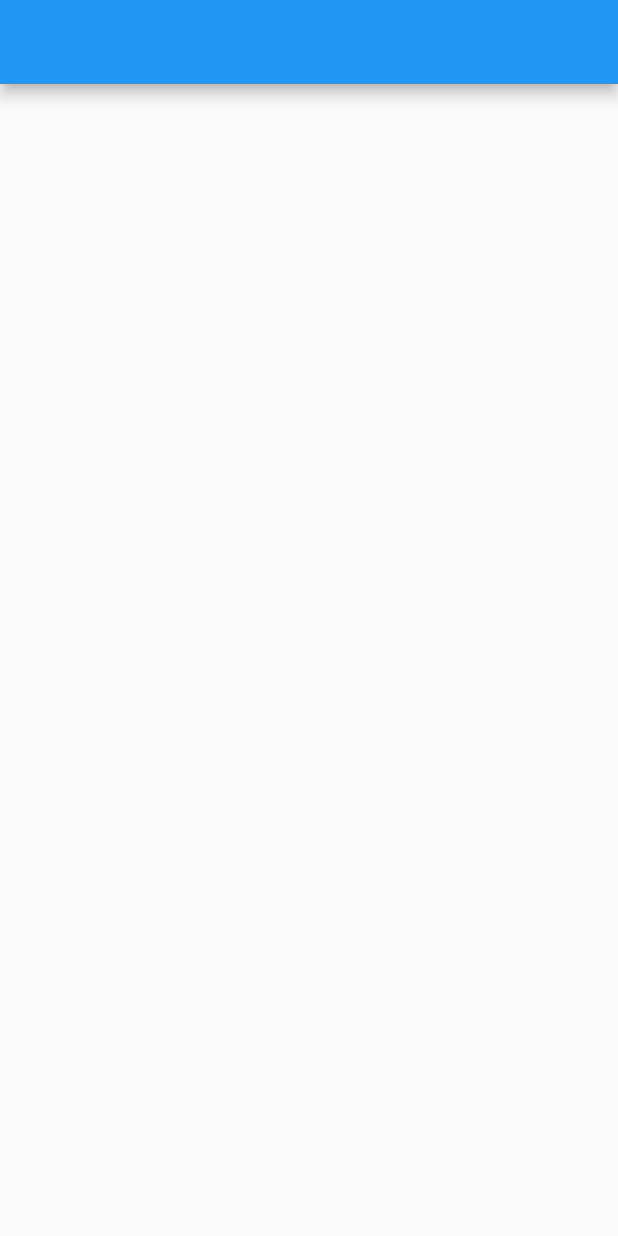
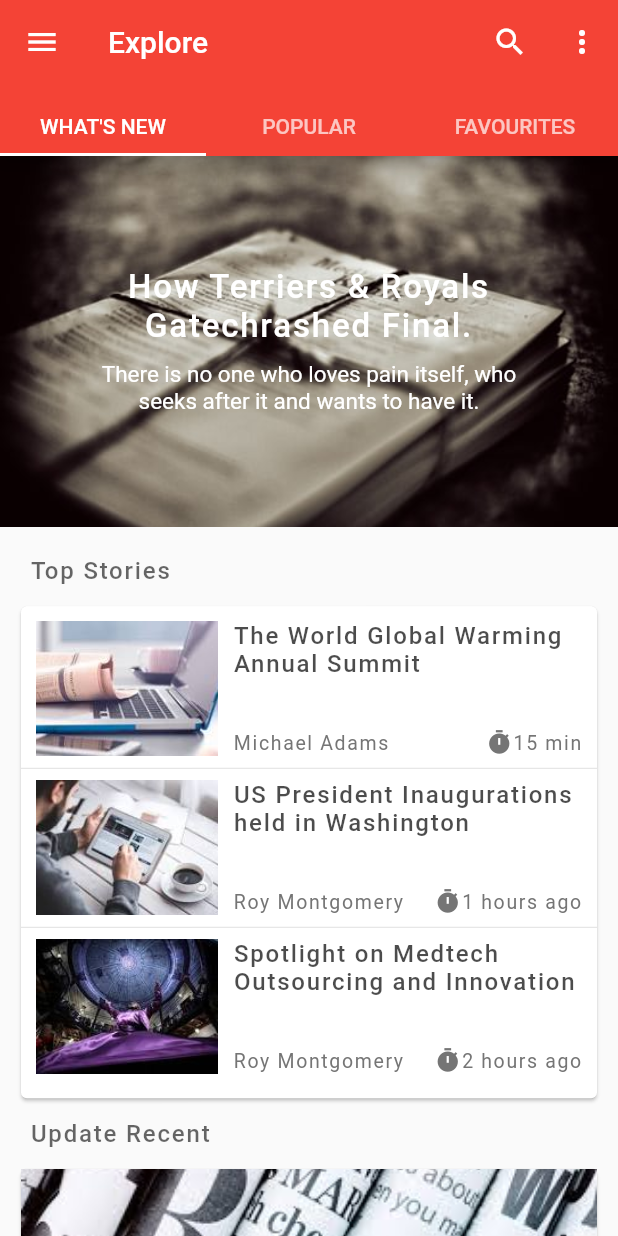
Before and after one commit to Abdelrahman-Elshimy/news-app, a Flutter app: the screen it shows after launch, after a tap on "Get Started", on a phone screen of 412 x 824 dp. Run offline on Flutter 3.47's test engine with Material 2 defaults, Android fonts, the phone set to English and light mode, and no system bars; our stand-ins replace shared_preferences, splashscreen.

Commit message:
make popular and whats news

```diff
--- /dev/null
+++ b/news_app/lib/api/stories.dart
@@ -0,0 +1,21 @@
+import '../models/stories.dart';
+class StoriesApi {
+
+    List<Stories> _stories = [
+    Stories('The World Global Warming Annual Summit', 'Michael Adams', '15 min',
+        'assets/images/1.jpg', 'sports'),
+    Stories('US President Inaugurations held in Washington', 'Roy Montgomery',
+        '1 hours ago', 'assets/images/2.jpg', 'sports'),
+    Stories('Spotlight on Medtech Outsourcing and Innovation', 'Roy Montgomery',
+        '2 hours ago', 'assets/images/3.jpg', 'sports'),
+    Stories('The City in Pakistan that Loves a British Hairstyles',
+        'Michael Adams', '15 min', 'assets/images/4.jpg', 'sports'),
+    Stories('Vettel is Ferrari Number One - Hamilton', 'Michael Adams',
+        '15 min', 'assets/images/5.jpg', 'life'),
+  ];
+
+  List<Stories> listStories (){
+    return _stories;
+  }
+
+}
--- a/news_app/lib/main.dart
+++ b/news_app/lib/main.dart
@@ -2,6 +2,10 @@ import 'package:flutter/material.dart';
 import 'package:news_app/screens/onboarding.dart';
 import 'package:news_app/screens/home.dart';
 import 'package:news_app/util/utilies.dart';
+import 'package:news_app/util/app-theme.dart';
+import 'package:splashscreen/splashscreen.dart';
+
+
 
 
 main() async{
@@ -11,7 +15,29 @@ main() async{
     _home = HomePage();
   }
   updateStatus();
-  runApp(NewsApp(_home));
+  runApp(MyApp(_home));
+}
+
+class MyApp extends StatefulWidget {
+  final Widget _home;
+  MyApp(this._home);
+  @override
+  _MyAppState createState() => new _MyAppState();
+}
+
+class _MyAppState extends State<MyApp> {
+  @override
+  Widget build(BuildContext context) {
+    return MaterialApp(
+      debugShowCheckedModeBanner: false,
+      home: SplashScreen(
+        seconds: 3,
+        navigateAfterSeconds: new NewsApp(widget._home),
+        imageBackground: AssetImage('assets/images/sp.jpg'),
+        loaderColor: Colors.transparent,
+      ),
+    );
+  }
 }
 
 class NewsApp extends StatefulWidget {
@@ -30,6 +56,7 @@ class _NewsAppState extends State<NewsApp> {
     return MaterialApp(
       debugShowCheckedModeBanner: false,
       home: widget._home,
+      theme: AppTheme.themeData,
     );
   }
 
--- /dev/null
+++ b/news_app/lib/models/stories.dart
@@ -0,0 +1,16 @@
+class Stories {
+  String _title;
+  String _author;
+  String _time;
+  String _image;
+  String _kind;
+
+  Stories(this._title, this._author, this._time, this._image, this._kind);
+
+  String get title => _title;
+  String get author => _author;
+  String get time => _time;
+  String get image => _image;
+  String get kind => _kind;
+
+}
--- a/news_app/lib/screens/home.dart
+++ b/news_app/lib/screens/home.dart
@@ -1,15 +1,58 @@
 import 'package:flutter/material.dart';
+import '../shared_ui/shared-drawer.dart';
+import '../screens/home_tabs/whats-new.dart';
+import '../screens/home_tabs/popular.dart';
+import '../screens/home_tabs/favourite.dart';
 
 class HomePage extends StatefulWidget {
   @override
   _HomePageState createState() => _HomePageState();
 }
 
-class _HomePageState extends State<HomePage> {
+class _HomePageState extends State<HomePage> with SingleTickerProviderStateMixin {
+
+  TabController _tabController;
+  @override
+  void initState() {
+    super.initState();
+    _tabController = TabController(length: 3, vsync: this);
+  }
   @override
   Widget build(BuildContext context) {
     return Scaffold(
-      appBar: AppBar(),
+      appBar: AppBar(
+        centerTitle: false,
+        title: Text('Explore'),
+        actions: <Widget>[
+          IconButton(
+            onPressed: (){},
+            icon: Icon(Icons.search),
+          ),
+          IconButton(
+            onPressed: (){},
+            icon: Icon(Icons.more_vert),
+          ),
+        ],
+        bottom: TabBar(
+          indicatorColor: Colors.white,
+          labelPadding: EdgeInsets.only(bottom: 10, top: 10),
+          tabs: <Widget>[
+            Text('WHAT\'S NEW'),
+            Text('POPULAR'),
+            Text('FAVOURITES'),
+          ],
+          controller: _tabController,
+        ),
+      ),
+      drawer: SharedDrawer(),
+      body: TabBarView(
+        children: <Widget>[
+          WhatsNew(),
+          Popular(),
+          Favourite()
+        ],
+        controller: _tabController,
+      ),
     );
   }
 }
--- /dev/null
+++ b/news_app/lib/screens/home_tabs/favourite.dart
@@ -0,0 +1,15 @@
+import 'package:flutter/material.dart';
+
+class Favourite extends StatefulWidget {
+  @override
+  _FavouriteState createState() => _FavouriteState();
+}
+
+class _FavouriteState extends State<Favourite> {
+  @override
+  Widget build(BuildContext context) {
+    return Container(
+      color: Colors.amberAccent,
+    );
+  }
+}
--- /dev/null
+++ b/news_app/lib/screens/home_tabs/popular.dart
@@ -0,0 +1,141 @@
+import 'package:flutter/material.dart';
+import '../../models/stories.dart';
+import '../../api/stories.dart';
+
+class Popular extends StatefulWidget {
+  @override
+  _PopularState createState() => _PopularState();
+}
+
+class _PopularState extends State<Popular> {
+  List<Stories> stories = StoriesApi().listStories();
+
+  TextStyle _mainTitleStyle = TextStyle(
+    color: Colors.black.withOpacity(.6),
+    fontSize: 16,
+    fontWeight: FontWeight.w500,
+    letterSpacing: 1.2,
+  );
+
+  TextStyle _subtitleStoryStyle = TextStyle(
+    color: Color.fromRGBO(117, 117, 117, 1),
+    fontSize: 13,
+    letterSpacing: 1.1,
+  );
+
+  Widget _timeIcon() {
+    return Icon(
+      Icons.timer,
+      size: 18,
+      color: Color.fromRGBO(117, 117, 117, 1),
+    );
+  }
+
+  Widget _mainTitles(String title) {
+    return Align(
+      alignment: Alignment.centerLeft,
+      child: Text(
+        title,
+        style: _mainTitleStyle,
+      ),
+    );
+  }
+
+  TextStyle _titleStoryStyle = TextStyle(
+    color: Colors.black.withOpacity(.7),
+    fontSize: 16,
+    fontWeight: FontWeight.w500,
+    letterSpacing: 1.2,
+  );
+
+  List<Widget> _topStoried(int count) {
+    List<Widget> topStroies = [];
+    for (int i = 0; i < count; i++) {
+      topStroies.add(
+        Container(
+          width: double.infinity,
+          child: Card(
+            child: Column(
+              mainAxisAlignment: MainAxisAlignment.spaceBetween,
+              children: <Widget>[
+                Container(
+                  padding: EdgeInsets.all(10),
+                  child: Column(
+                    children: <Widget>[
+                      Row(
+                        children: <Widget>[
+                          Expanded(
+                            flex: 1,
+                            child: Container(
+                              height: 90,
+                              decoration: BoxDecoration(
+                                image: DecorationImage(
+                                    image: ExactAssetImage(
+                                      stories[i].image,
+                                    ),
+                                    fit: BoxFit.cover),
+                              ),
+                            ),
+                          ),
+                          Expanded(
+                            flex: 2,
+                            child: Container(
+                              height: 90,
+                              padding: EdgeInsets.only(left: 10),
+                              child: Column(
+                                mainAxisAlignment:
+                                    MainAxisAlignment.spaceBetween,
+                                crossAxisAlignment: CrossAxisAlignment.start,
+                                children: <Widget>[
+                                  Container(
+                                    child: Text(
+                                      stories[i].title,
+                                      style: _titleStoryStyle,
+                                      textAlign: TextAlign.left,
+                                    ),
+                                  ),
+                                  Container(
+                                    child: Row(
+                                      children: <Widget>[
+                                        Expanded(
+                                          child: Text(
+                                            stories[i].author,
+                                            style: _subtitleStoryStyle,
+                                          ),
+                                        ),
+                                        _timeIcon(),
+                                        Text(
+                                          stories[i].time,
+                                          style: _subtitleStoryStyle,
+                                        )
+                                      ],
+                                    ),
+                                  ),
+                                ],
+                              ),
+                            ),
+                          ),
+                        ],
+                      ),
+                    ],
+                  ),
+                ),
+              ],
+            ),
+          ),
+        ),
+      );
+    }
+    return topStroies;
+  }
+
+  @override
+  Widget build(BuildContext context) {
+    return Container(
+      margin: EdgeInsets.only(top: 10),
+      child: ListView(
+        children: _topStoried(stories.length),
+      ),
+    );
+  }
+}
--- /dev/null
+++ b/news_app/lib/screens/home_tabs/whats-new.dart
@@ -0,0 +1,281 @@
+import 'package:flutter/material.dart';
+import '../../models/stories.dart';
+import '../../api/stories.dart';
+
+class WhatsNew extends StatefulWidget {
+  @override
+  _WhatsNewState createState() => _WhatsNewState();
+}
+
+class _WhatsNewState extends State<WhatsNew> {
+  List<Stories> stories = StoriesApi().listStories();
+
+
+  TextStyle _mainTitleStyle = TextStyle(
+    color: Colors.black.withOpacity(.6),
+    fontSize: 16,
+    fontWeight: FontWeight.w500,
+    letterSpacing: 1.2,
+  );
+
+  TextStyle _titleStoryStyle = TextStyle(
+    color: Colors.black.withOpacity(.7),
+    fontSize: 16,
+    fontWeight: FontWeight.w500,
+    letterSpacing: 1.2,
+  );
+
+  TextStyle _subtitleStoryStyle = TextStyle(
+    color: Color.fromRGBO(117, 117, 117, 1),
+    fontSize: 13,
+    letterSpacing: 1.1,
+  );
+
+  Widget _timeIcon() {
+    return Icon(
+      Icons.timer,
+      size: 18,
+      color: Color.fromRGBO(117, 117, 117, 1),
+    );
+  }
+
+  Widget _mainTitles(String title) {
+    return Align(
+      alignment: Alignment.centerLeft,
+      child: Text(
+        title,
+        style: _mainTitleStyle,
+      ),
+    );
+  }
+
+  List<Widget> _recentStories() {
+    List<Widget> recentStroies = [];
+    for (int x = 3; x < stories.length; x++) {
+      recentStroies.add(
+        Card(
+          child: Column(
+            crossAxisAlignment: CrossAxisAlignment.start,
+            mainAxisAlignment: MainAxisAlignment.start,
+            children: <Widget>[
+              Container(
+                height: 160,
+                decoration: BoxDecoration(
+                  image: DecorationImage(
+                    image: ExactAssetImage(stories[x].image),
+                    fit: BoxFit.cover,
+                  ),
+                ),
+              ),
+              Container(
+                padding: EdgeInsets.all(10),
+                child: Column(
+                  crossAxisAlignment: CrossAxisAlignment.start,
+                  children: <Widget>[
+                    Container(
+                        padding: EdgeInsets.only(
+                            left: 15, right: 15, top: 3, bottom: 3),
+                        margin: EdgeInsets.only(bottom: 7),
+                        decoration: BoxDecoration(
+                          color: (stories[x].kind == 'sports')
+                              ? Color.fromRGBO(255, 87, 34, 1)
+                              : Color.fromRGBO(175, 180, 43, 1),
+                          borderRadius: BorderRadius.circular(5),
+                        ),
+                        child: (stories[x].kind == 'sports')
+                            ? Text(
+                                'SPORTS',
+                                style: TextStyle(
+                                  color: Colors.white,
+                                ),
+                                textAlign: TextAlign.left,
+                              )
+                            : Text(
+                                'LIFE STYLE',
+                                style: TextStyle(
+                                  color: Colors.white,
+                                ),
+                                textAlign: TextAlign.left,
+                              )),
+                    Container(
+                      margin: EdgeInsets.only(bottom: 5),
+                      child: Text(
+                        stories[x].title,
+                        style: _mainTitleStyle,
+                      ),
+                    ),
+                    Row(
+                      mainAxisAlignment: MainAxisAlignment.start,
+                      children: <Widget>[
+                        _timeIcon(),
+                        Text(
+                          stories[x].time,
+                          style: _subtitleStoryStyle,
+                        )
+                      ],
+                    )
+                  ],
+                ),
+              )
+            ],
+          ),
+        ),
+      );
+    }
+    return recentStroies;
+  }
+
+  List<Widget> _topStoried(int count) {
+    List<Widget> topStroies = [];
+    for (int i = 0; i < count; i++) {
+      topStroies.add(
+        Container(
+          width: double.infinity,
+          // padding: EdgeInsets.all(10),
+          child: Column(
+            mainAxisAlignment: MainAxisAlignment.spaceBetween,
+            children: <Widget>[
+              Container(
+                padding: EdgeInsets.only(left: 10, right: 10),
+                child: Column(
+                  children: <Widget>[
+                    Row(
+                      children: <Widget>[
+                        Expanded(
+                          flex: 1,
+                          child: Container(
+                            height: 90,
+                            decoration: BoxDecoration(
+                              image: DecorationImage(
+                                  image: ExactAssetImage(
+                                    stories[i].image,
+                                  ),
+                                  fit: BoxFit.cover),
+                            ),
+                          ),
+                        ),
+                        Expanded(
+                          flex: 2,
+                          child: Container(
+                            height: 90,
+                            padding: EdgeInsets.only(left: 10),
+                            child: Column(
+                              mainAxisAlignment: MainAxisAlignment.spaceBetween,
+                              crossAxisAlignment: CrossAxisAlignment.start,
+                              children: <Widget>[
+                                Container(
+                                  child: Text(
+                                    stories[i].title,
+                                    style: _titleStoryStyle,
+                                    textAlign: TextAlign.left,
+                                  ),
+                                ),
+                                Container(
+                                  child: Row(
+                                    children: <Widget>[
+                                      Expanded(
+                                        child: Text(
+                                          stories[i].author,
+                                          style: _subtitleStoryStyle,
+                                        ),
+                                      ),
+                                      _timeIcon(),
+                                      Text(
+                                        stories[i].time,
+                                        style: _subtitleStoryStyle,
+                                      )
+                                    ],
+                                  ),
+                                ),
+                              ],
+                            ),
+                          ),
+                        ),
+                      ],
+                    ),
+                  ],
+                ),
+              ),
+              (i < 2) ? Divider() : Text(''),
+
+            ],
+          ),
+        ),
+      );
+    }
+    return topStroies;
+  }
+
+  @override
+  Widget build(BuildContext context) {
+    return ListView(
+      children: <Widget>[
+        Container(
+          padding: EdgeInsets.only(left: 50, right: 50),
+          width: double.infinity,
+          height: MediaQuery.of(context).size.height * .3,
+          decoration: BoxDecoration(
+            color: Colors.black.withOpacity(.8),
+            image: DecorationImage(
+                image: ExactAssetImage('assets/images/bg.jpg'),
+                fit: BoxFit.cover),
+          ),
+          child: Column(
+            crossAxisAlignment: CrossAxisAlignment.center,
+            mainAxisAlignment: MainAxisAlignment.center,
+            children: <Widget>[
+              Text(
+                'How Terriers & Royals Gatechrashed Final.',
+                style: TextStyle(
+                  color: Colors.white,
+                  fontSize: 22,
+                  fontWeight: FontWeight.w500,
+                  letterSpacing: 1.2,
+                ),
+                textAlign: TextAlign.center,
+              ),
+              SizedBox(
+                height: 10,
+              ),
+              Text(
+                'There is no one who loves pain itself, who seeks after it and wants to have it.',
+                style: TextStyle(
+                  color: Colors.white,
+                  fontSize: 15,
+                ),
+                textAlign: TextAlign.center,
+              ),
+            ],
+          ),
+        ),
+        Container(
+          margin: EdgeInsets.all(10),
+          child: Column(
+            children: <Widget>[
+              Container(
+                padding: EdgeInsets.all(10),
+                child: _mainTitles('Top Stories'),
+              ),
+              Card(
+                child: Container(
+                  padding: EdgeInsets.only(top: 10, bottom: 0),
+                  child: Column(
+                    children: _topStoried(3),
+                  ),
+                ),
+              ),
+              Container(
+                padding: EdgeInsets.all(10),
+                child: _mainTitles('Update Recent'),
+              ),
+              Column(
+                mainAxisAlignment: MainAxisAlignment.start,
+                children: _recentStories(),
+              ),
+            ],
+          ),
+        ),
+      ],
+    );
+  }
+}
--- a/news_app/lib/screens/onboarding.dart
+++ b/news_app/lib/screens/onboarding.dart
@@ -120,6 +120,7 @@ class _OnBoardingState extends State<OnBoarding> {
     List<Widget> widgets = [];
     for(var i in welcomeStats) {
       widgets.add(_circulindicator(Colors.grey, 7));
+      print(i);
     }
 
     for(int i = 0; i < welcomeStats.length; i++) {
--- /dev/null
+++ b/news_app/lib/shared_ui/shared-drawer.dart
@@ -0,0 +1,15 @@
+import 'package:flutter/material.dart';
+
+class SharedDrawer extends StatefulWidget {
+  @override
+  _SharedDrawerState createState() => _SharedDrawerState();
+}
+
+class _SharedDrawerState extends State<SharedDrawer> {
+  @override
+  Widget build(BuildContext context) {
+    return Drawer(
+
+    );
+  }
+}
--- /dev/null
+++ b/news_app/lib/util/app-theme.dart
@@ -0,0 +1,8 @@
+import 'package:flutter/material.dart';
+
+class AppTheme {
+
+  static ThemeData themeData = ThemeData(
+    primaryColor: Colors.red,
+  );
+}
--- a/news_app/pubspec.yaml
+++ b/news_app/pubspec.yaml
@@ -24,6 +24,7 @@ dependencies:
   # Use with the CupertinoIcons class for iOS style icons.
   cupertino_icons: ^0.1.2
   shared_preferences: ^0.5.3+4
+  splashscreen: ^1.2.0
 
 dev_dependencies:
   flutter_test:
```
Also changed, not shown: news_app/assets/images/1.jpg (added), news_app/assets/images/2.jpg (added), news_app/assets/images/3.jpg (added), news_app/assets/images/4.jpg (added), news_app/assets/images/5.jpg (added), news_app/assets/images/bg.jpg (added), news_app/assets/images/logo.png (added), news_app/assets/images/sp.jpg (added), news_app/pubspec.lock.
